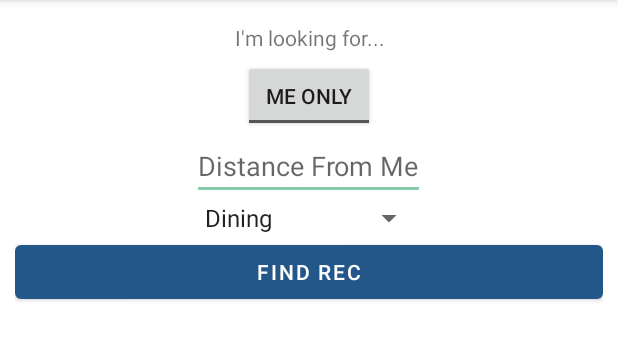
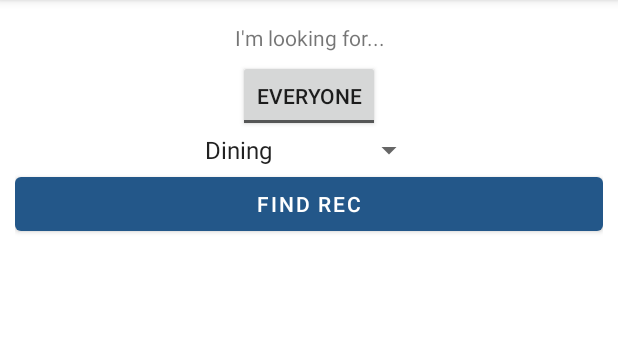
Before and after one commit to tiffz56/AITRecs, an Android app: the FindRecActivity screen opened directly, with no data from a screen before it, on a phone screen of 412 x 824 dp, the part 84-445 px from its top. Run offline under Robolectric (Android 15) with nearby library versions, the phone set to English and light mode, and no system bars.

Commit message:
Removing distance, fixing me or everyone

```diff
--- a/app/src/main/res/layout/activity_find_rec.xml
+++ b/app/src/main/res/layout/activity_find_rec.xml
@@ -22,15 +22,15 @@
         android:id="@+id/tbUsers"
         android:layout_width="wrap_content"
         android:layout_height="wrap_content"
-        android:textOn="Everyone"
-        android:textOff="Me Only"/>
+        android:textOn="Me Only"
+        android:textOff="Everyone"/>
 
-    <EditText
+<!--     <EditText
         android:id="@+id/etDistance"
         android:layout_width="wrap_content"
         android:layout_height="wrap_content"
         android:inputType="numberDecimal"
-        android:hint="Distance From Me"/>
+        android:hint="Distance From Me"/> -->
 
     <Spinner
         android:id="@+id/spCategory"
```
